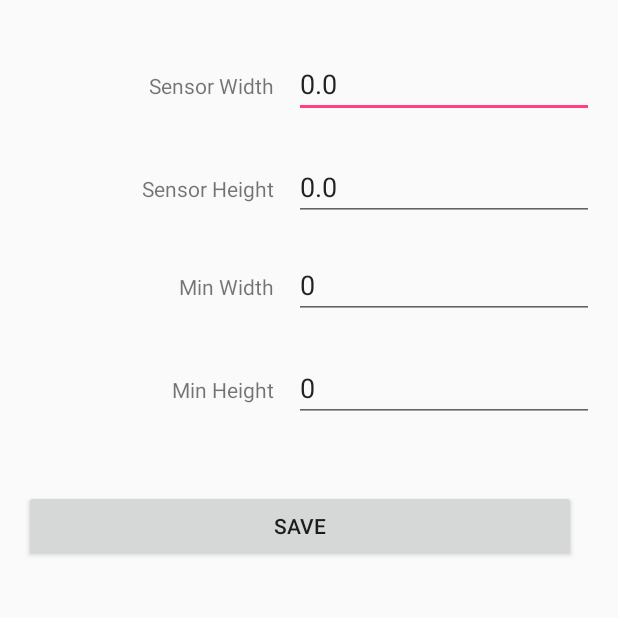
After one commit to dhysong/ImageObjectSizeDetection, an Android app: the CalibrateActivity screen opened directly, with no data from a screen before it, on a phone screen of 412 x 824 dp, the top half of it. The commit adds this screen. Run offline under Robolectric (Android 15) with nearby library versions, the phone set to English and light mode, and no system bars; 4 statements that could not run were skipped.

Commit message:
Final touches

```diff
--- a/SizeDetectionApp/app/build.gradle
+++ b/SizeDetectionApp/app/build.gradle
@@ -24,9 +24,10 @@ dependencies {
     androidTestCompile('com.android.support.test.espresso:espresso-core:2.2.2', {
         exclude group: 'com.android.support', module: 'support-annotations'
     })
+    compile project(':openCVLibrary2411')
     compile 'com.android.support:appcompat-v7:25.3.1'
     compile 'com.android.support.constraint:constraint-layout:1.0.2'
+    compile 'com.github.felHR85:UsbSerial:3.3'
+    compile 'com.android.support:design:25.3.1'
     testCompile 'junit:junit:4.12'
-    compile project(':openCVLibrary2411')
-    compile 'com.github.felHR85:UsbSerial:3.3'
 }
--- /dev/null
+++ b/SizeDetectionApp/app/src/main/java/com/example/dhyso_000/sizedetectionapp/CalibrateActivity.java
@@ -0,0 +1,54 @@
+package com.example.dhyso_000.sizedetectionapp;
+
+import android.content.Intent;
+import android.os.Bundle;
+import android.support.v7.app.AppCompatActivity;
+import android.view.View;
+import android.widget.Button;
+import android.widget.EditText;
+
+public class CalibrateActivity extends AppCompatActivity implements View.OnClickListener  {
+
+    private Button btnSave;
+    private EditText txtSensorWidth;
+    private EditText txtSensorHeight;
+    private EditText txtMinWidth;
+    private EditText txtMinHeight;
+
+    @Override
+    protected void onCreate(Bundle savedInstanceState) {
+        super.onCreate(savedInstanceState);
+        setContentView(R.layout.activity_calibrate);
+
+
+        btnSave = (Button)findViewById(R.id.button3);
+        btnSave.setOnClickListener(CalibrateActivity.this);
+
+        Bundle extras = getIntent().getExtras();
+        double sensorWidth = extras.getDouble("sensorWidth");
+        double sensorHeight = extras.getDouble("sensorHeight");
+        int minWidth = extras.getInt("minWidth");
+        int minHeight = extras.getInt("minHeight");
+
+        txtSensorWidth = (EditText)findViewById(R.id.editText);
+        txtSensorHeight = (EditText)findViewById(R.id.editText2);
+        txtMinWidth = (EditText)findViewById(R.id.editText3);
+        txtMinHeight = (EditText)findViewById(R.id.editText4);
+
+        txtSensorWidth.setText(Double.toString(sensorWidth));
+        txtSensorHeight.setText(Double.toString(sensorHeight));
+        txtMinWidth.setText(Integer.toString(minWidth));
+        txtMinHeight.setText(Integer.toString(minHeight));
+    }
+
+    @Override
+    public void onClick(View v) {
+        Intent intent = new Intent();
+        intent.putExtra("sensorWidth", Double.parseDouble(txtSensorWidth.getText().toString()));
+        intent.putExtra("sensorHeight", Double.parseDouble(txtSensorHeight.getText().toString()));
+        intent.putExtra("minWidth", Integer.parseInt(txtMinWidth.getText().toString()));
+        intent.putExtra("minHeight", Integer.parseInt(txtMinHeight.getText().toString()));
+        setResult(1, intent);
+        finish();
+    }
+}
--- /dev/null
+++ b/SizeDetectionApp/app/src/main/res/layout/activity_calibrate.xml
@@ -0,0 +1,128 @@
+<RelativeLayout xmlns:android="http://schemas.android.com/apk/res/android"
+xmlns:tools="http://schemas.android.com/tools"
+android:layout_width="match_parent"
+android:layout_height="match_parent"
+android:paddingBottom="16dp"
+android:paddingLeft="16dp"
+android:paddingRight="16dp"
+android:paddingTop="16dp"
+tools:context="com.example.dhyso_000.sizedetectionapp.CalibrateActivity">
+    <EditText
+        android:id="@+id/editText"
+        android:layout_width="200dp"
+        android:layout_height="wrap_content"
+        android:ems="10"
+        android:inputType="textPersonName"
+        android:text=""
+        tools:layout_editor_absoluteY="0dp"
+        tools:layout_editor_absoluteX="8dp"
+        android:layout_alignParentTop="true"
+        android:layout_marginTop="17dp"
+        android:layout_alignParentRight="true"
+        android:layout_alignParentEnd="true" />
+
+    <EditText
+        android:id="@+id/editText2"
+        android:layout_width="200dp"
+        android:layout_height="wrap_content"
+        android:ems="10"
+        android:inputType="textPersonName"
+        android:text=""
+        tools:layout_editor_absoluteY="0dp"
+        tools:layout_editor_absoluteX="8dp"
+        android:layout_below="@+id/editText"
+        android:layout_marginTop="23dp"
+        android:layout_alignParentRight="true"
+        android:layout_alignParentEnd="true"
+        android:layout_alignLeft="@+id/editText"
+        android:layout_alignStart="@+id/editText" />
+
+    <EditText
+        android:id="@+id/editText3"
+        android:layout_width="200dp"
+        android:layout_height="wrap_content"
+        android:ems="10"
+        android:inputType="textPersonName"
+        android:text=""
+        tools:layout_editor_absoluteY="0dp"
+        tools:layout_editor_absoluteX="8dp"
+        android:layout_marginTop="20dp"
+        android:layout_below="@+id/editText2"
+        android:layout_alignParentRight="true"
+        android:layout_alignParentEnd="true" />
+
+    <EditText
+        android:id="@+id/editText4"
+        android:layout_width="200dp"
+        android:layout_height="wrap_content"
+        android:ems="10"
+        android:inputType="textPersonName"
+        android:text=""
+        tools:layout_editor_absoluteY="0dp"
+        tools:layout_editor_absoluteX="8dp"
+        android:layout_marginTop="23dp"
+        android:layout_below="@+id/editText3"
+        android:layout_alignParentRight="true"
+        android:layout_alignParentEnd="true" />
+
+    <Button
+        android:id="@+id/button3"
+        android:layout_width="368dp"
+        android:layout_height="wrap_content"
+        android:text="Save"
+        tools:layout_editor_absoluteY="0dp"
+        tools:layout_editor_absoluteX="8dp"
+        android:layout_below="@+id/editText4"
+        android:layout_alignParentLeft="true"
+        android:layout_alignParentStart="true"
+        android:layout_marginTop="45dp" />
+
+    <TextView
+        android:id="@+id/textView"
+        android:layout_width="wrap_content"
+        android:layout_height="wrap_content"
+        android:layout_alignBaseline="@+id/editText"
+        android:layout_alignBottom="@+id/editText"
+        android:layout_marginEnd="13dp"
+        android:layout_marginRight="13dp"
+        android:layout_toLeftOf="@+id/editText"
+        android:layout_toStartOf="@+id/editText"
+        android:text="Sensor Width" />
+
+    <TextView
+        android:id="@+id/textView2"
+        android:layout_width="wrap_content"
+        android:layout_height="wrap_content"
+        android:layout_alignBaseline="@+id/editText2"
+        android:layout_alignBottom="@+id/editText2"
+        android:layout_marginEnd="13dp"
+        android:layout_marginRight="13dp"
+        android:layout_toLeftOf="@+id/editText2"
+        android:layout_toStartOf="@+id/editText2"
+        android:text="Sensor Height" />
+
+    <TextView
+        android:id="@+id/textView3"
+        android:layout_width="wrap_content"
+        android:layout_height="wrap_content"
+        android:layout_alignBaseline="@+id/editText3"
+        android:layout_alignBottom="@+id/editText3"
+        android:layout_marginEnd="13dp"
+        android:layout_marginRight="13dp"
+        android:layout_toLeftOf="@+id/editText3"
+        android:layout_toStartOf="@+id/editText3"
+        android:text="Min Width" />
+
+    <TextView
+        android:id="@+id/textView4"
+        android:layout_width="wrap_content"
+        android:layout_height="wrap_content"
+        android:layout_alignBaseline="@+id/editText4"
+        android:layout_alignBottom="@+id/editText4"
+        android:layout_marginEnd="13dp"
+        android:layout_marginRight="13dp"
+        android:layout_toLeftOf="@+id/editText4"
+        android:layout_toStartOf="@+id/editText4"
+        android:text="Min Height" />
+
+</RelativeLayout>
--- /dev/null
+++ b/SizeDetectionApp/app/src/main/res/values/dimens.xml
@@ -0,0 +1,3 @@
+<resources>
+    <dimen name="fab_margin">16dp</dimen>
+</resources>
--- a/SizeDetectionApp/app/src/main/res/values/strings.xml
+++ b/SizeDetectionApp/app/src/main/res/values/strings.xml
@@ -1,5 +1,6 @@
 <resources>
-    <string name="app_name">SizeDetectionApp</string>
+    <string name="app_name">Size Detector</string>
     <string name="action_settings">Settings</string>
     <string name="serial_port">Synchronous Serial Port</string>
+    <string name="title_activity_calibrate">Calibrate</string>
 </resources>
--- a/SizeDetectionApp/app/src/main/res/values/styles.xml
+++ b/SizeDetectionApp/app/src/main/res/values/styles.xml
@@ -8,4 +8,13 @@
         <item name="colorAccent">@color/colorAccent</item>
     </style>
 
+    <style name="AppTheme.NoActionBar">
+        <item name="windowActionBar">false</item>
+        <item name="windowNoTitle">true</item>
+    </style>
+
+    <style name="AppTheme.AppBarOverlay" parent="ThemeOverlay.AppCompat.Dark.ActionBar" />
+
+    <style name="AppTheme.PopupOverlay" parent="ThemeOverlay.AppCompat.Light" />
+
 </resources>
```
Also changed, not shown: SizeDetectionApp/app/src/main/AndroidManifest.xml (+24 -9 lines), SizeDetectionApp/app/src/main/java/com/example/dhyso_000/sizedetectionapp/MainActivity.java (+59 -18 lines), SizeDetectionApp/app/src/main/res/layout/activity_main.xml (+28 -3 lines), SizeDetectionApp/app/src/main/res/layout/content_calibrate.xml (added, +39 -0 lines), 1 other file.
